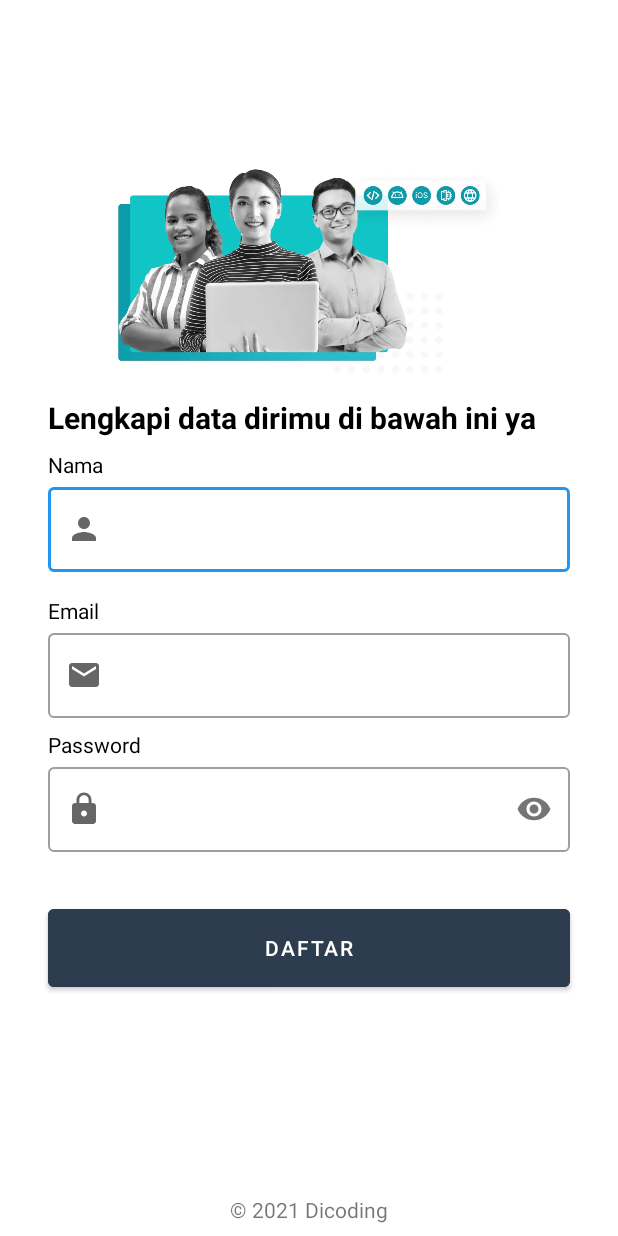
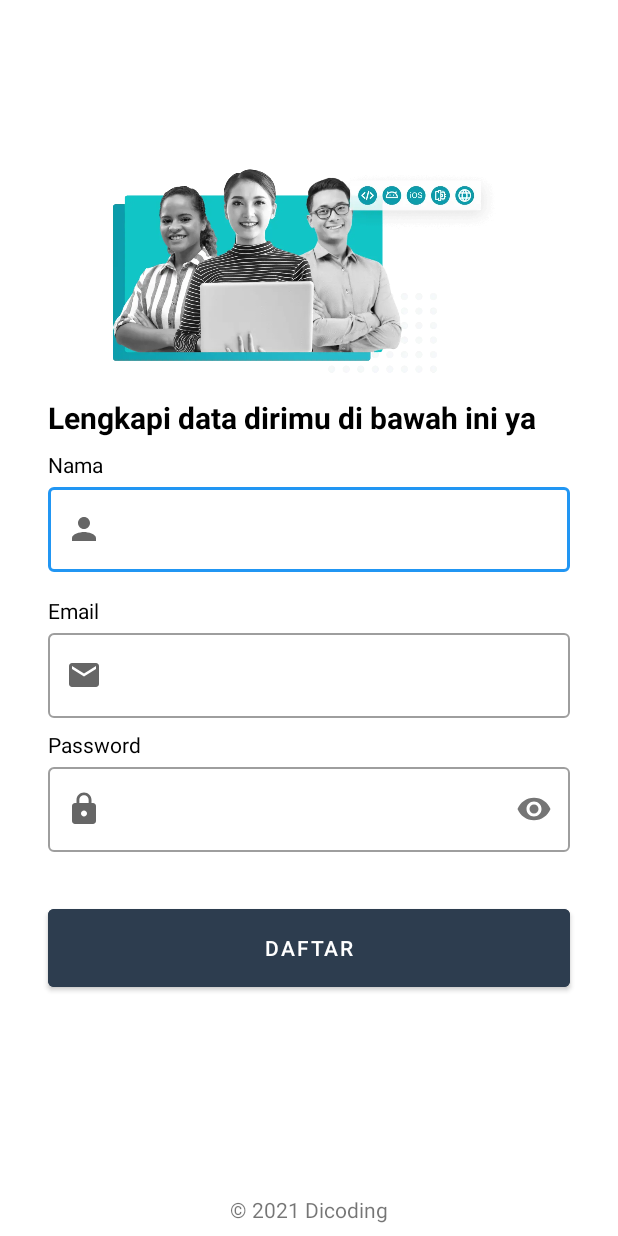
Before and after one commit to reskimulud/bpaai-dicoding, an Android app: the SignupActivity screen opened directly, with no data from a screen before it, on a phone screen of 412 x 824 dp. Run offline under Robolectric (Android 15) with nearby library versions, the phone set to English and light mode, and no system bars.

Commit message:
animate signup page

```diff
--- a/LatihanPropertyAnimationStarter/app/src/main/java/com/dicoding/picodiploma/loginwithanimation/view/signup/SignupActivity.kt
+++ b/LatihanPropertyAnimationStarter/app/src/main/java/com/dicoding/picodiploma/loginwithanimation/view/signup/SignupActivity.kt
@@ -1,8 +1,11 @@
 package com.dicoding.picodiploma.loginwithanimation.view.signup
 
+import android.animation.AnimatorSet
+import android.animation.ObjectAnimator
 import android.content.Context
 import android.os.Build
 import android.os.Bundle
+import android.view.View
 import android.view.WindowInsets
 import android.view.WindowManager
 import androidx.appcompat.app.AlertDialog
@@ -30,6 +33,40 @@ class SignupActivity : AppCompatActivity() {
         setupView()
         setupViewModel()
         setupAction()
+        playAnimation()
+    }
+
+    private fun playAnimation() {
+        ObjectAnimator.ofFloat(binding.imageView, View.TRANSLATION_X, -30f, 30f).apply {
+            repeatCount = ObjectAnimator.INFINITE
+            repeatMode = ObjectAnimator.REVERSE
+            duration = 6000
+            start()
+        }
+
+        val title = ObjectAnimator.ofFloat(binding.titleTextView, View.ALPHA, 1f).setDuration(500)
+        val nameTitle = ObjectAnimator.ofFloat(binding.nameTextView, View.ALPHA, 1f).setDuration(500)
+        val editName = ObjectAnimator.ofFloat(binding.nameEditTextLayout, View.ALPHA, 1f).setDuration(500)
+        val emailTitle = ObjectAnimator.ofFloat(binding.emailTextView, View.ALPHA, 1f).setDuration(500)
+        val editEmail = ObjectAnimator.ofFloat(binding.emailEditTextLayout, View.ALPHA, 1f).setDuration(500)
+        val passwordTitle = ObjectAnimator.ofFloat(binding.passwordTextView, View.ALPHA, 1f).setDuration(500)
+        val editPassword = ObjectAnimator.ofFloat(binding.passwordEditTextLayout, View.ALPHA, 1f).setDuration(500)
+        val signupButton = ObjectAnimator.ofFloat(binding.signupButton, View.ALPHA, 1f).setDuration(500)
+
+        val name = AnimatorSet().apply {
+            playTogether(nameTitle, editName)
+        }
+        val email = AnimatorSet().apply {
+            playTogether(emailTitle, editEmail)
+        }
+        val password = AnimatorSet().apply {
+            playTogether(passwordTitle, editPassword)
+        }
+
+        AnimatorSet().apply {
+            playSequentially(title, name, email, password, signupButton)
+            start()
+        }
     }
 
     private fun setupView() {
--- a/LatihanPropertyAnimationStarter/app/src/main/res/layout/activity_signup.xml
+++ b/LatihanPropertyAnimationStarter/app/src/main/res/layout/activity_signup.xml
@@ -25,6 +25,7 @@
         android:layout_marginStart="32dp"
         android:layout_marginTop="16dp"
         android:layout_marginEnd="32dp"
+        android:alpha="0"
         android:text="@string/title_signup_page"
         android:textColor="@color/black"
         android:textSize="20sp"
@@ -40,6 +41,7 @@
         android:layout_height="wrap_content"
         android:layout_marginStart="32dp"
         android:layout_marginTop="8dp"
+        android:alpha="0"
         android:text="@string/name"
         android:textColor="@color/black"
         app:layout_constraintStart_toStartOf="parent"
@@ -50,6 +52,7 @@
         style="@style/Widget.MaterialComponents.TextInputLayout.OutlinedBox"
         android:layout_width="0dp"
         android:layout_height="wrap_content"
+        android:alpha="0"
         android:layout_marginStart="32dp"
         android:layout_marginEnd="32dp"
         app:layout_constraintEnd_toEndOf="parent"
@@ -72,6 +75,7 @@
         android:layout_height="wrap_content"
         android:layout_marginStart="32dp"
         android:layout_marginTop="16dp"
+        android:alpha="0"
         android:text="@string/email"
         android:textColor="@color/black"
         app:layout_constraintStart_toStartOf="parent"
@@ -84,6 +88,7 @@
         android:layout_height="wrap_content"
         android:layout_marginStart="32dp"
         android:layout_marginEnd="32dp"
+        android:alpha="0"
         app:layout_constraintEnd_toEndOf="parent"
         app:layout_constraintStart_toStartOf="parent"
         app:layout_constraintTop_toBottomOf="@+id/emailTextView"
@@ -103,6 +108,7 @@
         android:layout_height="wrap_content"
         android:layout_marginStart="32dp"
         android:layout_marginTop="8dp"
+        android:alpha="0"
         android:text="@string/password"
         android:textColor="@color/black"
         app:layout_constraintStart_toStartOf="parent"
@@ -115,6 +121,7 @@
         android:layout_height="wrap_content"
         android:layout_marginStart="32dp"
         android:layout_marginEnd="32dp"
+        android:alpha="0"
         app:layout_constraintEnd_toEndOf="parent"
         app:layout_constraintStart_toStartOf="parent"
         app:layout_constraintTop_toBottomOf="@+id/passwordTextView"
@@ -137,6 +144,7 @@
         android:layout_marginStart="32dp"
         android:layout_marginTop="32dp"
         android:layout_marginEnd="32dp"
+        android:alpha="0"
         android:backgroundTint="@color/navi"
         android:text="@string/signup"
         app:layout_constraintEnd_toEndOf="parent"
```
